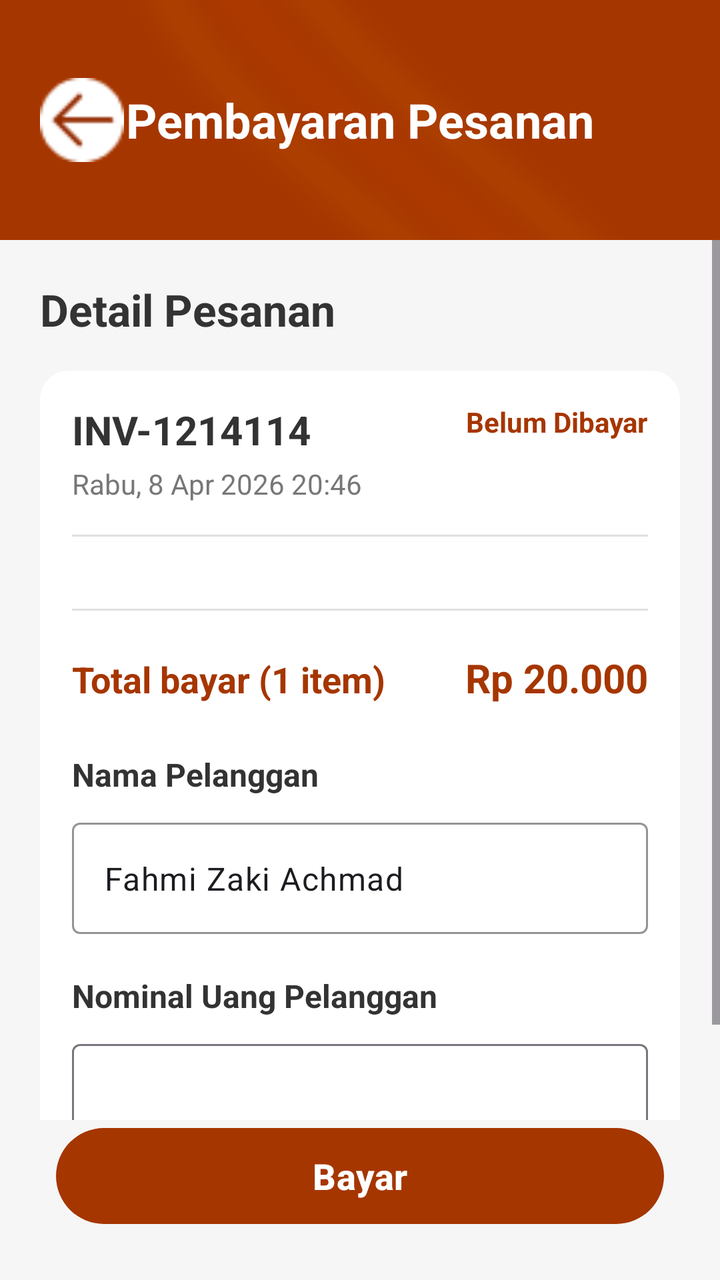
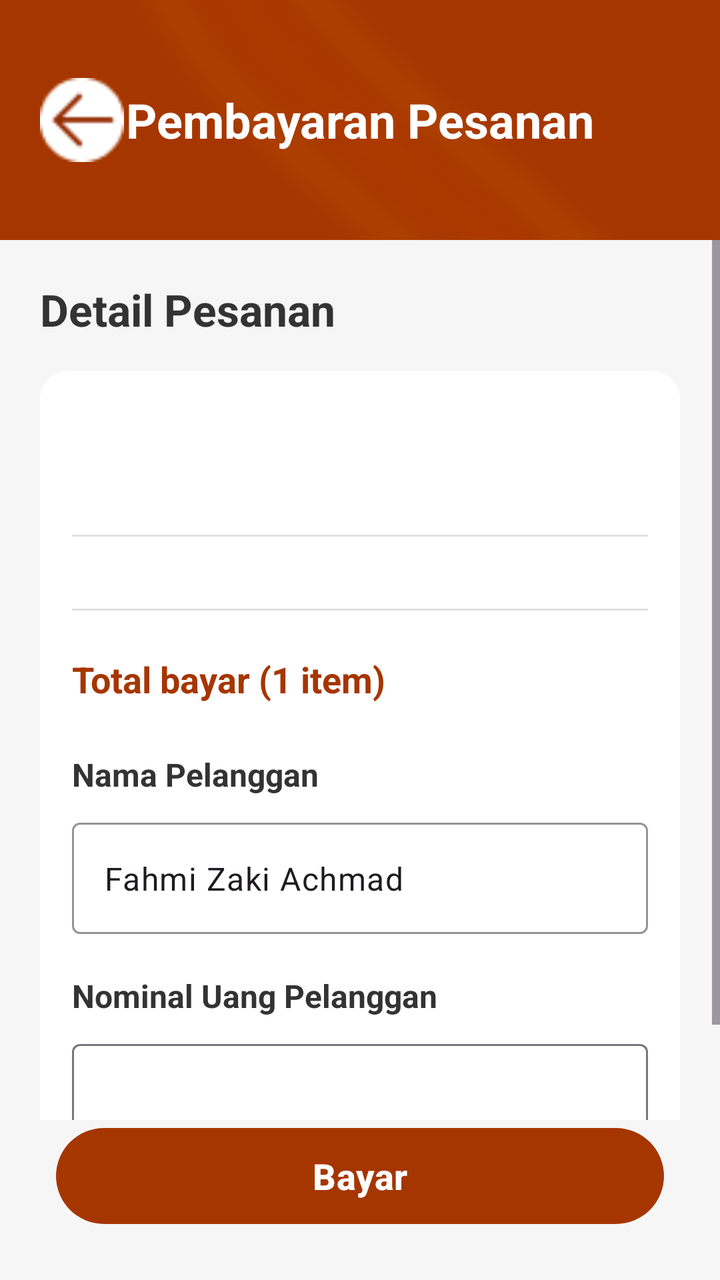

Before-and-after screenshots of an Android layout around one commit, followed by the original layout XML and the change that was made.
<!-- AndroidManifest.xml: application theme Theme.Warmindone -->
<!-- res/layout/activity_pesananbelumdetail.xml -->
<?xml version="1.0" encoding="utf-8"?>
<androidx.constraintlayout.widget.ConstraintLayout
    xmlns:android="http://schemas.android.com/apk/res/android"
    xmlns:app="http://schemas.android.com/apk/res-auto"
    xmlns:tools="http://schemas.android.com/tools"
    android:layout_width="match_parent"
    android:layout_height="match_parent"
    android:background="#F6F6F6">

    
    <androidx.cardview.widget.CardView
        android:id="@+id/headerCard"
        android:layout_width="0dp"
        android:layout_height="120dp"
        app:cardCornerRadius="0dp"
        app:cardElevation="0dp"
        app:cardBackgroundColor="#A63600"
        app:layout_constraintTop_toTopOf="parent"
        app:layout_constraintStart_toStartOf="parent"
        app:layout_constraintEnd_toEndOf="parent">

        <FrameLayout
            android:layout_width="match_parent"
            android:layout_height="match_parent">

            <ImageView
                android:layout_width="match_parent"
                android:layout_height="match_parent"
                android:alpha="0.25"
                android:scaleType="centerCrop"
                android:src="@drawable/bgdashboardadmin"/>

            <ImageView
                android:id="@+id/btnBack"
                android:layout_width="42dp"
                android:layout_height="42dp"
                android:layout_gravity="start|center_vertical"
                android:layout_marginStart="20dp"
                android:background="@drawable/bg_circle_white"
                android:padding="10dp"
                app:tint="#A63600"/>

            <TextView
                android:layout_width="wrap_content"
                android:layout_height="wrap_content"
                android:layout_gravity="center"
                android:text="Pembayaran Pesanan"
                android:textColor="@android:color/white"
                android:textSize="24sp"
                android:textStyle="bold"/>
        </FrameLayout>

    </androidx.cardview.widget.CardView>

    
    <ScrollView
        android:layout_width="0dp"
        android:layout_height="0dp"
        android:fillViewport="true"
        app:layout_constraintTop_toBottomOf="@id/headerCard"
        app:layout_constraintBottom_toTopOf="@id/btnBayar"
        app:layout_constraintStart_toStartOf="parent"
        app:layout_constraintEnd_toEndOf="parent">

        <LinearLayout
            android:layout_width="match_parent"
            android:layout_height="wrap_content"
            android:orientation="vertical"
            android:padding="20dp">

            
            <TextView
                android:layout_width="wrap_content"
                android:layout_height="wrap_content"
                android:text="Detail Pesanan"
                android:textColor="#333333"
                android:textSize="22sp"
                android:textStyle="bold"/>

            
            <androidx.cardview.widget.CardView
                android:layout_width="match_parent"
                android:layout_height="wrap_content"
                android:layout_marginTop="16dp"
                app:cardCornerRadius="14dp"
                app:cardElevation="0dp"
                app:cardUseCompatPadding="false"
                app:cardBackgroundColor="#FFFFFF">

                <LinearLayout
                    android:layout_width="match_parent"
                    android:layout_height="wrap_content"
                    android:orientation="vertical"
                    android:padding="16dp">

                    
                    <LinearLayout
                        android:layout_width="match_parent"
                        android:layout_height="wrap_content"
                        android:orientation="horizontal">

                        <LinearLayout
                            android:layout_width="0dp"
                            android:layout_height="wrap_content"
                            android:layout_weight="1"
                            android:orientation="vertical">

                            <TextView
                                android:layout_width="wrap_content"
                                android:layout_height="wrap_content"
                                android:text="INV-1214114"
                                android:textColor="#333333"
                                android:textSize="20sp"
                                android:textStyle="bold"/>

                            <TextView
                                android:layout_width="wrap_content"
                                android:layout_height="wrap_content"
                                android:layout_marginTop="4dp"
                                android:text="Rabu, 8 Apr 2026 20:46"
                                android:textColor="#777777"
                                android:textSize="14sp"/>
                        </LinearLayout>

                        <TextView
                            android:layout_width="wrap_content"
                            android:layout_height="wrap_content"
                            android:text="Belum Dibayar"
                            android:textColor="#A63600"
                            android:textSize="14sp"
                            android:textStyle="bold"/>
                    </LinearLayout>

                    
                    <View
                        android:layout_width="match_parent"
                        android:layout_height="1dp"
                        android:layout_marginTop="16dp"
                        android:layout_marginBottom="16dp"
                        android:background="#E0E0E0"/>

                    <androidx.recyclerview.widget.RecyclerView
                        android:id="@+id/recyclerDetailPesanan"
                        android:layout_width="match_parent"
                        android:layout_height="wrap_content"
                        android:nestedScrollingEnabled="false"
                        tools:listitem="@layout/pesananbelumdetail_widget"/>

                    
                    <View
                        android:layout_width="match_parent"
                        android:layout_height="1dp"
                        android:layout_marginTop="20dp"
                        android:layout_marginBottom="20dp"
                        android:background="#E0E0E0"/>

                    
                    <LinearLayout
                        android:layout_width="match_parent"
                        android:layout_height="wrap_content"
                        android:orientation="horizontal">

                        <TextView
                            android:layout_width="0dp"
                            android:layout_height="wrap_content"
                            android:layout_weight="1"
                            android:text="Total bayar (1 item)"
                            android:textColor="#A63600"
                            android:textSize="18sp"
                            android:textStyle="bold"/>

                        <TextView
                            android:layout_width="wrap_content"
                            android:layout_height="wrap_content"
                            android:text="Rp 20.000"
                            android:textColor="#A63600"
                            android:textSize="20sp"
                            android:textStyle="bold"/>
                    </LinearLayout>

                    
                    <TextView
                        android:layout_width="wrap_content"
                        android:layout_height="wrap_content"
                        android:layout_marginTop="24dp"
                        android:text="Nama Pelanggan"
                        android:textColor="#333333"
                        android:textSize="16sp"
                        android:textStyle="bold"/>

                    <com.google.android.material.textfield.TextInputLayout
                        android:layout_width="match_parent"
                        android:layout_height="wrap_content"
                        android:layout_marginTop="8dp"
                        app:boxBackgroundMode="outline"
                        app:boxStrokeColor="#A63600">

                        <com.google.android.material.textfield.TextInputEditText
                            android:id="@+id/etNamaPelanggan"
                            android:layout_width="match_parent"
                            android:layout_height="wrap_content"
                            android:text="Fahmi Zaki Achmad"/>
                    </com.google.android.material.textfield.TextInputLayout>

                    
                    <TextView
                        android:layout_width="wrap_content"
                        android:layout_height="wrap_content"
                        android:layout_marginTop="20dp"
                        android:text="Nominal Uang Pelanggan"
                        android:textColor="#333333"
                        android:textSize="16sp"
                        android:textStyle="bold"/>

                    <com.google.android.material.textfield.TextInputLayout
                        android:layout_width="match_parent"
                        android:layout_height="wrap_content"
                        android:layout_marginTop="8dp"
                        app:boxBackgroundMode="outline">

                        <com.google.android.material.textfield.TextInputEditText
                            android:id="@+id/etNominal"
                            android:layout_width="match_parent"
                            android:layout_height="wrap_content"
                            android:inputType="number"/>
                    </com.google.android.material.textfield.TextInputLayout>

                </LinearLayout>

            </androidx.cardview.widget.CardView>

        </LinearLayout>

    </ScrollView>

    
    <com.google.android.material.button.MaterialButton
        android:id="@+id/btnBayar"
        android:layout_width="0dp"
        android:layout_height="56dp"
        android:layout_marginHorizontal="28dp"
        android:layout_marginBottom="24dp"
        android:text="Bayar"
        android:textAllCaps="false"
        android:textColor="@android:color/white"
        android:textSize="18sp"
        android:textStyle="bold"
        app:backgroundTint="#A63600"
        app:cornerRadius="28dp"
        app:layout_constraintBottom_toBottomOf="parent"
        app:layout_constraintStart_toStartOf="parent"
        app:layout_constraintEnd_toEndOf="parent"/>

</androidx.constraintlayout.widget.ConstraintLayout>
<!-- res/layout/pesananbelumdetail_widget.xml (included above) -->
<?xml version="1.0" encoding="utf-8"?>
<LinearLayout xmlns:android="http://schemas.android.com/apk/res/android"
    xmlns:app="http://schemas.android.com/apk/res-auto"
    xmlns:tools="http://schemas.android.com/tools"
    android:id="@+id/menuall"
    android:layout_width="match_parent"
    android:layout_height="wrap_content"
    android:orientation="horizontal"
    android:paddingVertical="12dp">

    
    <LinearLayout
        android:layout_width="0dp"
        android:layout_height="wrap_content"
        android:layout_weight="1"
        android:orientation="vertical">

        <TextView
            android:id="@+id/tvNamaMenu"
            android:layout_width="wrap_content"
            android:layout_height="wrap_content"
            android:fontFamily="@font/montserrat_bold"
            android:text="Me Bangladesh"
            android:textColor="#222222"
            android:textSize="22sp"
            android:textStyle="bold" />

        <androidx.recyclerview.widget.RecyclerView
            android:id="@+id/rvItems"
            android:layout_width="match_parent"
            android:layout_height="wrap_content"
            android:layout_marginTop="8dp"
            android:nestedScrollingEnabled="false"
            tools:listitem="@layout/addondetail_widget" />

    </LinearLayout>

    
    <TextView
        android:id="@+id/tvQty"
        android:layout_width="wrap_content"
        android:layout_height="wrap_content"
        android:layout_marginStart="8dp"
        android:text="1x"
        android:textColor="#333333"
        android:textSize="14sp" />

</LinearLayout>
<!-- res/layout/addondetail_widget.xml (included above) -->
<?xml version="1.0" encoding="utf-8"?>
<TextView xmlns:android="http://schemas.android.com/apk/res/android"
    android:id="@+id/tvItemName"
    android:layout_width="wrap_content"
    android:layout_height="wrap_content"
    android:text="1x Telur"
    android:textColor="#333333"
    android:textSize="14sp"
    android:paddingVertical="2dp"/>
<!-- resources referenced by this layout -->
<resources>
  <!-- drawable bg_circle_white: png bitmap (drawable, 525 bytes) -->
  <!-- drawable bgdashboardadmin: png bitmap (drawable, 45797 bytes) -->
  <style name="Theme.Warmindone" parent="Base.Theme.Warmindone" />
  <style name="Base.Theme.Warmindone" parent="Theme.Material3.DayNight.NoActionBar">
          
          
      </style>
</resources>

<!-- the commit's change to res/layout/activity_pesananbelumdetail.xml (unified diff, before → after) -->
@@ -106,26 +106,29 @@
                             android:orientation="vertical">
 
                             <TextView
+                                android:id="@+id/tvInvoice"
                                 android:layout_width="wrap_content"
                                 android:layout_height="wrap_content"
-                                android:text="INV-1214114"
+                                android:text=""
                                 android:textColor="#333333"
                                 android:textSize="20sp"
                                 android:textStyle="bold"/>
 
                             <TextView
+                                android:id="@+id/tvTanggal"
                                 android:layout_width="wrap_content"
                                 android:layout_height="wrap_content"
                                 android:layout_marginTop="4dp"
-                                android:text="Rabu, 8 Apr 2026 20:46"
+                                android:text=""
                                 android:textColor="#777777"
                                 android:textSize="14sp"/>
                         </LinearLayout>
 
                         <TextView
+                            android:id="@+id/tvStatus"
                             android:layout_width="wrap_content"
                             android:layout_height="wrap_content"
-                            android:text="Belum Dibayar"
+                            android:text=""
                             android:textColor="#A63600"
                             android:textSize="14sp"
                             android:textStyle="bold"/>
@@ -170,9 +173,10 @@
                             android:textStyle="bold"/>
 
                         <TextView
+                            android:id="@+id/tvTotal"
                             android:layout_width="wrap_content"
                             android:layout_height="wrap_content"
-                            android:text="Rp 20.000"
+                            android:text=""
                             android:textColor="#A63600"
                             android:textSize="20sp"
                             android:textStyle="bold"/>
